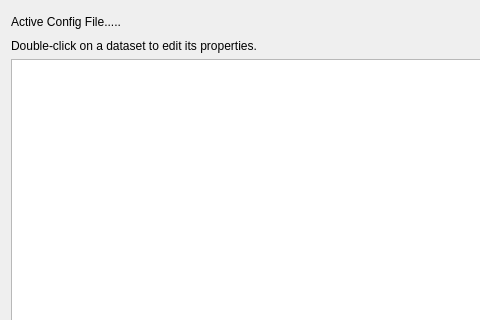
DFO-Ocean-Navigator/Navigator2Go, file app/widgetconfigeditor.ui: the form before one commit; both pictures show x 0 to 480 and y 0 to 320 of the 1074 by 641 pixel window.
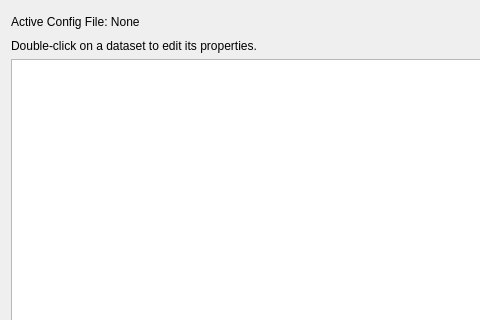
The form after the commit. Icons and pictures are not drawn.

Commit message:
Continued work on THREDDS config.
* Also..NODISCARD all the things.

```diff
--- a/app/widgetconfigeditor.ui
+++ b/app/widgetconfigeditor.ui
@@ -22,7 +22,7 @@
      <item>
       <widget class="QLabel" name="labelActiveConfigFile">
        <property name="text">
-        <string>Active Config File.....</string>
+        <string>Active Config File: None</string>
        </property>
       </widget>
      </item>
```
The commit also changes 22 other files.
